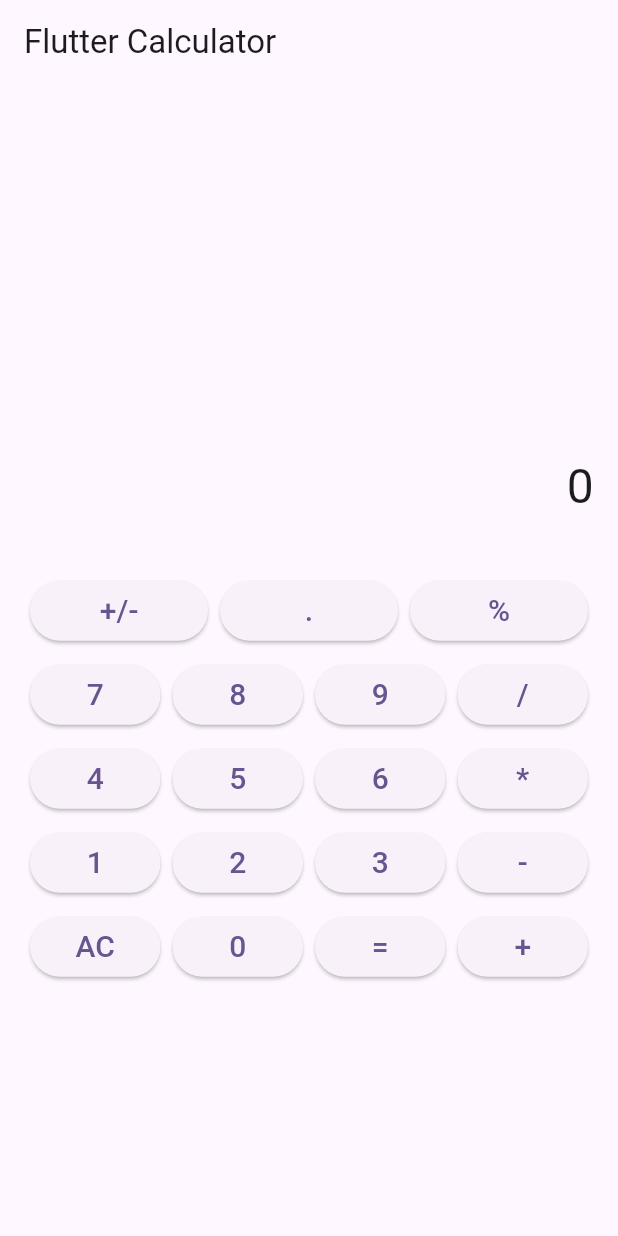
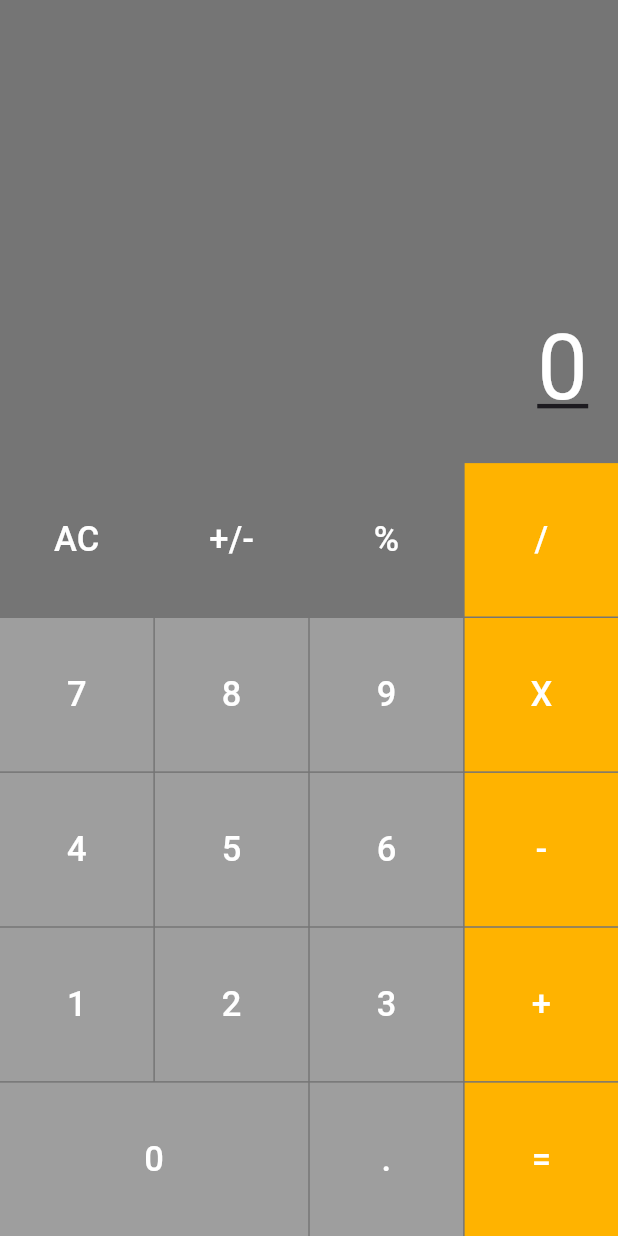
Before and after one commit to whl5105/flutter-calculator, a Flutter app: the screen it shows after launch, after a tap on "AC", on a phone screen of 412 x 824 dp. Run offline on Flutter 3.47's test engine with Material 3 defaults, Android fonts, the phone set to English and light mode, and no system bars; our stand-ins replace decimal.

Commit message:
feat : 계산기 ui 변경

```diff
--- a/lib/main.dart
+++ b/lib/main.dart
@@ -1,6 +1,4 @@
 import 'package:flutter/material.dart';
-// import 'package:flutter_calculator/screens/home_screen.dart';
-// import 'package:flutter_calculator/screens/home_calculator.dart';
 import 'package:flutter_calculator/screens/calculator.dart';
 
 void main() {
@@ -10,16 +8,10 @@ void main() {
 class App extends StatelessWidget {
   const App({super.key});
 
-  // This widget is the root of your application.
   @override
   Widget build(BuildContext context) {
-    return MaterialApp(
-      title: 'Flutter Calculator',
-      theme: ThemeData(
-        colorScheme: ColorScheme.fromSeed(seedColor: Colors.deepPurple),
-        useMaterial3: true,
-      ),
-      home: const Calculator(),
+    return const MaterialApp(
+      home: CalculatorScreens(),
     );
   }
 }
--- a/lib/screens/calculator.dart
+++ b/lib/screens/calculator.dart
@@ -1,11 +1,26 @@
 import 'package:flutter/material.dart';
 import 'package:decimal/decimal.dart';
+import 'package:flutter_calculator/widgets/button_widget.dart';
+import 'package:flutter_staggered_grid_view/flutter_staggered_grid_view.dart';
 
+class CalculatorScreens extends StatelessWidget {
+  const CalculatorScreens({super.key});
+
+  @override
+  Widget build(BuildContext context) {
+    return const Scaffold(
+      backgroundColor: Colors.black54,
+      body: Calculator(), // Calculator 위젯을 호출.
+    );
+  }
+}
+
+//계산기
 class Calculator extends StatefulWidget {
   const Calculator({super.key});
 
   @override
-  CalculatorState createState() => CalculatorState();
+  State<Calculator> createState() => CalculatorState();
 }
 
 class CalculatorState extends State<Calculator> {
@@ -15,12 +30,29 @@ class CalculatorState extends State<Calculator> {
   String _operator = '';
   Decimal _result = Decimal.zero;
 
+// 'C' 버튼을 눌렀을 때 호출되는 함수
+  void _onClearPressed() {
+    setState(() {
+      _operator = '';
+      _result = Decimal.zero;
+      display = '0';
+      num1 = '';
+      num2 = '';
+    });
+  }
+
   // 숫자 버튼을 눌렀을 때 호출되는 함수
   void _onNumberPressed(String number) {
     setState(() {
       if (_operator.isNotEmpty) {
+        // num1이 비었다면
+        if (num1.isEmpty) {
+          display = number;
+          num1 = display;
+        } else {
           num2.isEmpty ? display = number : display += number;
           num2 = display;
+        }
       } else {
         num1.isEmpty ? display = number : display += number;
         num1 = display;
@@ -32,20 +64,21 @@ class CalculatorState extends State<Calculator> {
   void _onOperatorPressed(String operator) {
     setState(() {
       // 연산자가 선택되지 않은경우 , 연산자 반영
-      if (_operator.isEmpty) {
+      if (operator != _operator) {
         _operator = operator;
       } else {
-        // 이미 연산자를 선택한 경우, 사칙연산 수행 및 새로운 연산자 갱신
+        //사칙연산 수행 및 새로운 연산자 갱신
         _calculate();
         _operator = operator;
+        num1 = _result.toString(); // 연산 후 num1 값 반영
       }
     });
   }
 
-  void onPercentClick(String value) {
+// '%' 버튼을 눌렀을 때 호출되는 함수
+  void _onPercentPressed(String value) {
     setState(() {
       if (display == '0') return;
-
       // * 0.01 연산을 수행하고 결과를 특정 자릿수까지 표시
       _result = Decimal.parse(display) * Decimal.parse('0.01');
       display = _result.toString();
@@ -54,16 +87,17 @@ class CalculatorState extends State<Calculator> {
   }
 
 // '=' 버튼을 눌렀을 때 호출되는 함수
-  void _onEqualPressed() {
+  void _onResultPressed() {
     _calculate();
     _operator = '';
+    num1 = '';
   }
 
 // 사칙연산 계산을 수행하는 함수
   void _calculate() {
+    // num1의 값이 비어있을 경우 0으로 대체
+    Decimal decimalNum1 = num1.isEmpty ? Decimal.zero : Decimal.parse(num1);
     // num2의 값이 비어있을 경우 num1로 대체
-
-    Decimal decimalNum1 = Decimal.parse(num1);
     Decimal decimalNum2 =
         num2.isEmpty ? Decimal.parse(num1) : Decimal.parse(num2);
     setState(() {
@@ -90,19 +124,8 @@ class CalculatorState extends State<Calculator> {
     });
 
     display = _result.toString();
-    num1 = _result.toString(); // 연산 후 num1 값 반영
+
     num2 = '';
-  }
-
-// 'C' 버튼을 눌렀을 때 호출되는 함수
-  void _onClearPressed() {
-    setState(() {
-      _operator = '';
-      _result = Decimal.zero;
-      display = '0';
-      num1 = '';
-      num2 = '';
-    });
   }
 
 // '+/-' 버튼을 눌렀을 때 호출되는 함수
@@ -116,11 +139,10 @@ class CalculatorState extends State<Calculator> {
   }
 
 // '.' 버튼을 눌렀을 때 호출되는 함수
-  void onDotPressed() {
+  void _onDotPressed() {
     setState(() {
       // 현재 값이 이미 소숫점을 포함하거나 연산자를 선택한 경우 종료
       if (display.contains('.')) return;
-
       //소숫점 화면반영
       display += '.';
       _operator.isNotEmpty ? num2 = display : num1 = display;
@@ -129,135 +151,163 @@ class CalculatorState extends State<Calculator> {
 
   @override
   Widget build(BuildContext context) {
-    return Scaffold(
-      appBar: AppBar(
-        title: const Text('Flutter Calculator'),
-      ),
-      body: Column(
+    return Column(
+      mainAxisAlignment: MainAxisAlignment.center,
+      crossAxisAlignment: CrossAxisAlignment.stretch,
       children: [
-          // 표시 영역
+        // 입력 숫자
         Expanded(
           flex: 2,
+          child: Padding(
+            padding: const EdgeInsets.fromLTRB(20, 0, 20, 20),
             child: Container(
-              padding: const EdgeInsets.all(16),
               alignment: Alignment.bottomRight,
               child: Text(
                 display,
-                style: const TextStyle(fontSize: 32),
+                style: const TextStyle(
+                  fontSize: 60,
+                  color: Colors.white,
+                  decoration: TextDecoration.underline,
                 ),
               ),
             ),
-          // 숫자 및 연산자 버튼 영역
-          Expanded(
-            flex: 3,
-            child: Container(
-              padding: const EdgeInsets.all(16),
-              child: Column(
-                crossAxisAlignment: CrossAxisAlignment.stretch,
+          ),
+        ),
+
+        // 입력판
+        Container(
+          alignment: Alignment.center,
+          child: StaggeredGrid.count(
+            crossAxisCount: 4,
+            mainAxisSpacing: 1,
+            crossAxisSpacing: 1,
             children: [
-                  Row(
-                    mainAxisAlignment: MainAxisAlignment.spaceEvenly,
-                    children: [
-                      buildButton('+/-'),
-                      buildButton('.'),
-                      buildButton('%'),
-                    ],
+              Button(
+                name: num1.isEmpty && num2.isEmpty ? 'AC' : 'C',
+                axisSet: const [1, 1],
+                bgColor: Colors.grey.shade600,
+                onButtonPressed: _onClearPressed,
               ),
-                  // 숫자 버튼
-                  Row(
-                    mainAxisAlignment: MainAxisAlignment.spaceEvenly,
-                    children: [
-                      buildButton('7'),
-                      buildButton('8'),
-                      buildButton('9'),
-                      buildButton('/'),
-                    ],
+              Button(
+                name: '+/-',
+                axisSet: const [1, 1],
+                bgColor: Colors.grey.shade600,
+                onButtonPressed: _onToggleSignPressed,
               ),
-                  Row(
-                    mainAxisAlignment: MainAxisAlignment.spaceEvenly,
-                    children: [
-                      buildButton('4'),
-                      buildButton('5'),
-                      buildButton('6'),
-                      buildButton('*'),
-                    ],
+              Button(
+                name: '%',
+                axisSet: const [1, 1],
+                bgColor: Colors.grey.shade600,
+                onButtonPressed: () => _onPercentPressed('%'),
               ),
-                  Row(
-                    mainAxisAlignment: MainAxisAlignment.spaceEvenly,
-                    children: [
-                      buildButton('1'),
-                      buildButton('2'),
-                      buildButton('3'),
-                      buildButton('-'),
-                    ],
+              Button(
+                name: '/',
+                axisSet: const [1, 1],
+                bgColor: _operator == '/'
+                    ? Colors.amber.shade700
+                    : Colors.amber.shade600,
+                onButtonPressed: () => _onOperatorPressed('/'),
               ),
-                  Row(
-                    mainAxisAlignment: MainAxisAlignment.spaceEvenly,
-                    children: [
-                      buildButton(display == '0' ? 'AC' : 'C'),
-                      buildButton('0'),
-                      buildButton('='),
-                      buildButton('+'),
-                    ],
+              Button(
+                name: '7',
+                axisSet: const [1, 1],
+                bgColor: Colors.grey.shade500,
+                onButtonPressed: () => _onNumberPressed('7'),
+              ),
+              Button(
+                name: '8',
+                axisSet: const [1, 1],
+                bgColor: Colors.grey.shade500,
+                onButtonPressed: () => _onNumberPressed('8'),
+              ),
+              Button(
+                name: '9',
+                axisSet: const [1, 1],
+                bgColor: Colors.grey.shade500,
+                onButtonPressed: () => _onNumberPressed('9'),
+              ),
+              Button(
+                name: 'X',
+                axisSet: const [1, 1],
+                bgColor: _operator == 'X'
+                    ? Colors.amber.shade800
+                    : Colors.amber.shade600,
+                onButtonPressed: () => _onOperatorPressed('X'),
+              ),
+              Button(
+                name: '4',
+                axisSet: const [1, 1],
+                bgColor: Colors.grey.shade500,
+                onButtonPressed: () => _onNumberPressed('4'),
+              ),
+              Button(
+                name: '5',
+                axisSet: const [1, 1],
+                bgColor: Colors.grey.shade500,
+                onButtonPressed: () => _onNumberPressed('5'),
+              ),
+              Button(
+                name: '6',
+                axisSet: const [1, 1],
+                bgColor: Colors.grey.shade500,
+                onButtonPressed: () => _onNumberPressed('6'),
+              ),
+              Button(
+                name: '-',
+                axisSet: const [1, 1],
+                bgColor: _operator == '-'
+                    ? Colors.amber.shade700
+                    : Colors.amber.shade600,
+                onButtonPressed: () => _onOperatorPressed('-'),
+              ),
+              Button(
+                name: '1',
+                axisSet: const [1, 1],
+                bgColor: Colors.grey.shade500,
+                onButtonPressed: () => _onNumberPressed('1'),
+              ),
+              Button(
+                name: '2',
+                axisSet: const [1, 1],
+                bgColor: Colors.grey.shade500,
+                onButtonPressed: () => _onNumberPressed('2'),
+              ),
+              Button(
+                name: '3',
+                axisSet: const [1, 1],
+                bgColor: Colors.grey.shade500,
+                onButtonPressed: () => _onNumberPressed('3'),
+              ),
+              Button(
+                name: '+',
+                axisSet: const [1, 1],
+                bgColor: _operator == '+'
+                    ? Colors.amber.shade700
+                    : Colors.amber.shade600,
+                onButtonPressed: () => _onOperatorPressed('+'),
+              ),
+              Button(
+                name: '0',
+                axisSet: const [2, 1],
+                bgColor: Colors.grey.shade500,
+                onButtonPressed: () => _onNumberPressed('0'),
+              ),
+              Button(
+                name: '.',
+                axisSet: const [1, 1],
+                bgColor: Colors.grey.shade500,
+                onButtonPressed: _onDotPressed,
+              ),
+              Button(
+                name: '=',
+                axisSet: const [1, 1],
+                bgColor: Colors.amber.shade600,
+                onButtonPressed: _onResultPressed,
               ),
             ],
           ),
         ),
-          ),
       ],
-      ),
-    );
-  }
-
-  // 각 버튼을 생성하는 함수
-  Widget buildButton(String text) {
-    return Expanded(
-      child: Container(
-        margin: const EdgeInsets.all(4),
-        child: ElevatedButton(
-          onPressed: () {
-            // 각 버튼에 따라 적절한 함수 호출
-            if (text == 'C' || text == 'AC') {
-              _onClearPressed();
-            } else if (text == '+/-') {
-              _onToggleSignPressed();
-            } else if (text == '.') {
-              onDotPressed();
-            } else if (text == '=') {
-              _onEqualPressed();
-            } else if (text == '+' ||
-                text == '-' ||
-                text == '*' ||
-                text == '/') {
-              _onOperatorPressed(text);
-            } else if (text == '%') {
-              onPercentClick(text);
-            } else {
-              _onNumberPressed(text);
-            }
-          },
-          style: getButtonStyle(text),
-          child: Text(
-            text,
-            style: const TextStyle(fontSize: 20),
-          ),
-        ),
-      ),
-    );
-  }
-
-// 연산자 버튼에 따라 스타일을 동적으로 변경하는 함수
-  ButtonStyle getButtonStyle(String text) {
-    // 선택한 연산자일 때 배경색을 변경
-    bool isSelectedOperator = (_operator == '+' ||
-            _operator == '-' ||
-            _operator == '*' ||
-            _operator == '/') &&
-        text == _operator;
-
-    return ButtonStyle(
-      backgroundColor:
-          MaterialStateProperty.all(isSelectedOperator ? Colors.grey : null),
     );
   }
 }
--- /dev/null
+++ b/lib/widgets/button_widget.dart
@@ -0,0 +1,44 @@
+import 'package:flutter/material.dart';
+
+import 'package:flutter_staggered_grid_view/flutter_staggered_grid_view.dart';
+
+class Button extends StatelessWidget {
+  const Button({
+    Key? key,
+    required this.name,
+    required this.axisSet,
+    required this.bgColor,
+    required this.onButtonPressed,
+  }) : super(key: key);
+
+  final String name;
+  final List<int> axisSet;
+  final Color bgColor;
+  final Function onButtonPressed;
+  @override
+  Widget build(BuildContext context) {
+    return StaggeredGridTile.count(
+      crossAxisCellCount: axisSet[0],
+      mainAxisCellCount: axisSet[1],
+      child: FilledButton(
+        onPressed: () => onButtonPressed(),
+        style: OutlinedButton.styleFrom(
+          backgroundColor: bgColor,
+          shape: const RoundedRectangleBorder(
+            borderRadius: BorderRadius.all(
+              Radius.circular(0),
+            ),
+          ),
+        ),
+        child: Text(
+          name,
+          style: const TextStyle(
+            color: Colors.white,
+            fontSize: 23,
+            fontWeight: FontWeight.w500,
+          ),
+        ),
+      ),
+    );
+  }
+}
```
Lines whose indentation alone changed are shown as unchanged.
